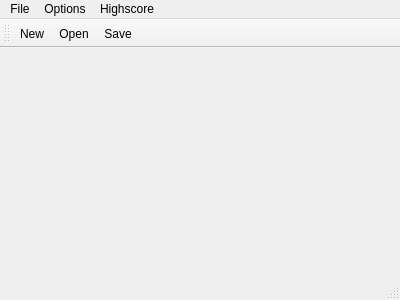
Above: Project/17B_Project_1/mainwindow.ui from ak2300941/CIS-17B before the change. Below: the same form after it.
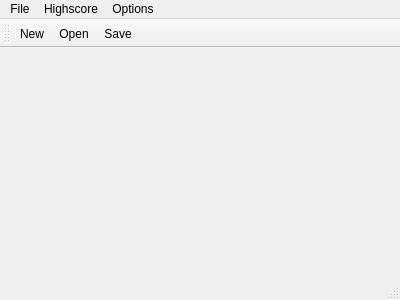
That is the form after the change. Icons and pictures are not drawn.

What changed in the file:
```diff
--- a/Project/17B_Project_1/mainwindow.ui
+++ b/Project/17B_Project_1/mainwindow.ui
@@ -45,8 +45,8 @@
     <addaction name="actionScoreboard"/>
    </widget>
    <addaction name="menuFile"/>
-   <addaction name="menuOptions"/>
    <addaction name="menuHighscore"/>
+   <addaction name="menuOptions"/>
   </widget>
   <widget class="QToolBar" name="mainToolBar">
    <attribute name="toolBarArea">
```
